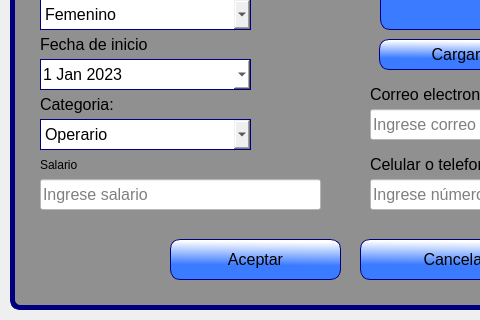
The window that ui_files/add_worker.ui (Romehe369/aec_contrastistas_g) describes before a commit, drawn with Qt 5; both pictures show x 0 to 480 and y 281 to 601 of the 720 by 601 pixel window.
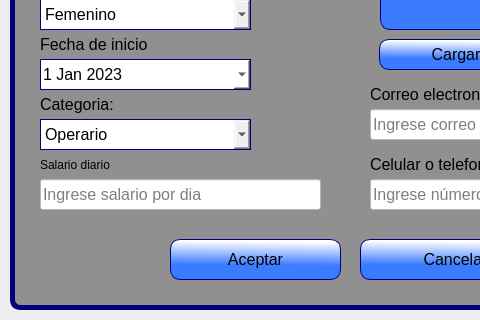
The same window after the commit.

Diff of the .ui file:
```diff
--- a/ui_files/add_worker.ui
+++ b/ui_files/add_worker.ui
@@ -805,7 +805,7 @@
      <rect>
       <x>30</x>
       <y>420</y>
-      <width>81</width>
+      <width>111</width>
       <height>31</height>
      </rect>
     </property>
@@ -819,7 +819,7 @@
      <string notr="true">border:none;</string>
     </property>
     <property name="text">
-     <string>Salario</string>
+     <string>Salario diario</string>
     </property>
    </widget>
    <widget class="QLineEdit" name="lineEdit_salario">
@@ -847,7 +847,7 @@
      </font>
     </property>
     <property name="placeholderText">
-     <string>Ingrese salario</string>
+     <string>Ingrese salario por dia</string>
     </property>
     <property name="cursorMoveStyle">
      <enum>Qt::LogicalMoveStyle</enum>
```
